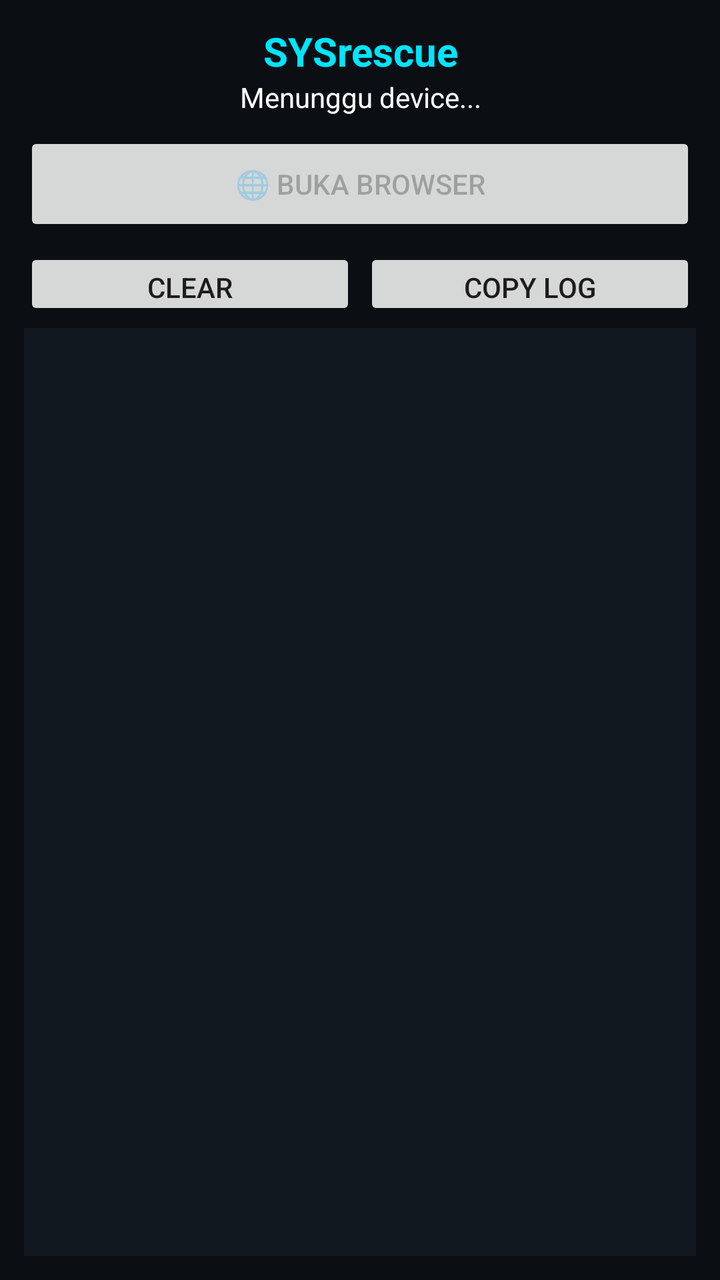
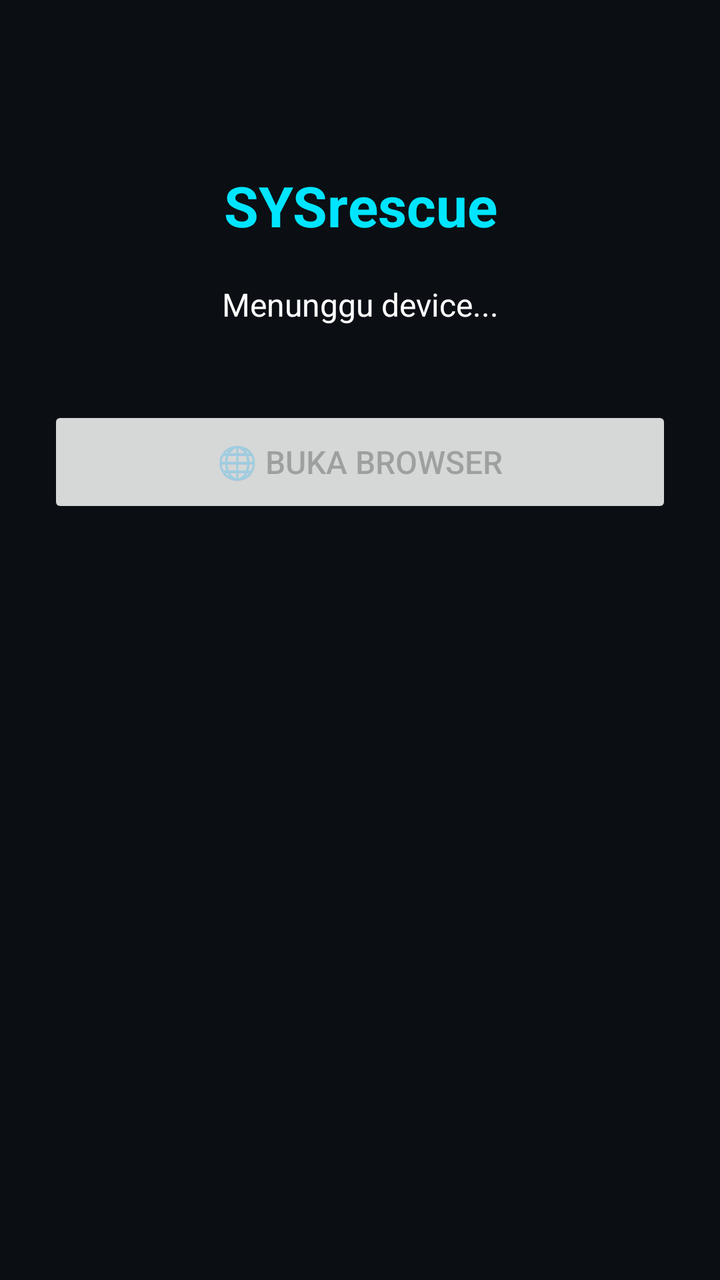

Two renders of the same Android screen: before a commit and after it. Below are the layout's source before the change and the commit's diff.
<!-- AndroidManifest.xml: application theme Theme.AppCompat.DayNight.NoActionBar -->
<!-- res/layout/activity_main.xml -->
<?xml version="1.0" encoding="utf-8"?>
<LinearLayout xmlns:android="http://schemas.android.com/apk/res/android"
    android:layout_width="match_parent" android:layout_height="match_parent" android:orientation="vertical" android:padding="12dp" android:background="#0B0F14">
    <TextView android:layout_width="match_parent" android:layout_height="wrap_content" android:text="SYSrescue" android:textColor="#00E5FF" android:textSize="20sp" android:gravity="center" android:textStyle="bold"/>
    <TextView android:id="@+id/tvStatus" android:layout_width="match_parent" android:layout_height="wrap_content" android:text="Menunggu device..." android:textColor="#FFFFFF" android:gravity="center" android:paddingBottom="8dp"/>
    
    <Button android:id="@+id/btnOpenBrowser" android:layout_width="match_parent" android:layout_height="52dp" android:text="🌐 Buka Browser" android:enabled="false" android:layout_marginBottom="6dp"/>
    <LinearLayout android:layout_width="match_parent" android:layout_height="wrap_content" android:orientation="horizontal">
        <Button android:id="@+id/btnClear" android:layout_width="0dp" android:layout_height="36dp" android:layout_weight="1" android:text="Clear"/>
        <Button android:id="@+id/btnCopy" android:layout_width="0dp" android:layout_height="36dp" android:layout_weight="1" android:text="Copy Log" android:layout_marginStart="4dp"/>
    </LinearLayout>
    <ScrollView android:layout_width="match_parent" android:layout_height="0dp" android:layout_weight="1" android:background="#111820" android:padding="8dp" android:layout_marginTop="4dp">
        <TextView android:id="@+id/tvLog" android:layout_width="match_parent" android:layout_height="wrap_content" android:textColor="#00FF00" android:textSize="10sp" android:fontFamily="monospace"/>
    </ScrollView>
</LinearLayout>
<!-- resources referenced by this layout -->
<resources>

</resources>

<!-- the commit's change to res/layout/activity_main.xml (unified diff, before → after) -->
@@ -1,15 +1,10 @@
 <?xml version="1.0" encoding="utf-8"?>
 <LinearLayout xmlns:android="http://schemas.android.com/apk/res/android"
-    android:layout_width="match_parent" android:layout_height="match_parent" android:orientation="vertical" android:padding="12dp" android:background="#0B0F14">
-    <TextView android:layout_width="match_parent" android:layout_height="wrap_content" android:text="SYSrescue" android:textColor="#00E5FF" android:textSize="20sp" android:gravity="center" android:textStyle="bold"/>
-    <TextView android:id="@+id/tvStatus" android:layout_width="match_parent" android:layout_height="wrap_content" android:text="Menunggu device..." android:textColor="#FFFFFF" android:gravity="center" android:paddingBottom="8dp"/>
+    android:layout_width="match_parent" android:layout_height="match_parent" android:orientation="vertical" android:padding="24dp" android:background="#0B0F14" android:gravity="center_horizontal">
     
-    <Button android:id="@+id/btnOpenBrowser" android:layout_width="match_parent" android:layout_height="52dp" android:text="🌐 Buka Browser" android:enabled="false" android:layout_marginBottom="6dp"/>
-    <LinearLayout android:layout_width="match_parent" android:layout_height="wrap_content" android:orientation="horizontal">
-        <Button android:id="@+id/btnClear" android:layout_width="0dp" android:layout_height="36dp" android:layout_weight="1" android:text="Clear"/>
-        <Button android:id="@+id/btnCopy" android:layout_width="0dp" android:layout_height="36dp" android:layout_weight="1" android:text="Copy Log" android:layout_marginStart="4dp"/>
-    </LinearLayout>
-    <ScrollView android:layout_width="match_parent" android:layout_height="0dp" android:layout_weight="1" android:background="#111820" android:padding="8dp" android:layout_marginTop="4dp">
-        <TextView android:id="@+id/tvLog" android:layout_width="match_parent" android:layout_height="wrap_content" android:textColor="#00FF00" android:textSize="10sp" android:fontFamily="monospace"/>
-    </ScrollView>
+    <TextView android:layout_width="match_parent" android:layout_height="wrap_content" android:text="SYSrescue" android:textColor="#00E5FF" android:textSize="28sp" android:gravity="center" android:textStyle="bold" android:layout_marginTop="60dp" android:layout_marginBottom="20dp"/>
+    
+    <TextView android:id="@+id/tvStatus" android:layout_width="match_parent" android:layout_height="wrap_content" android:text="Menunggu device..." android:textColor="#FFFFFF" android:textSize="16sp" android:gravity="center" android:layout_marginBottom="40dp"/>
+    
+    <Button android:id="@+id/btnOpenBrowser" android:layout_width="match_parent" android:layout_height="56dp" android:text="🌐 Buka Browser" android:textSize="16sp" android:enabled="false"/>
 </LinearLayout>
